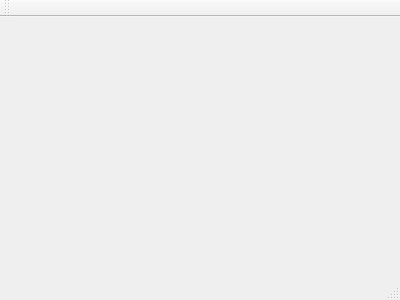
This is mainwindow.ui in thejoggeli/juliabrot as Qt 5 draws it before an edit. The edited form follows.
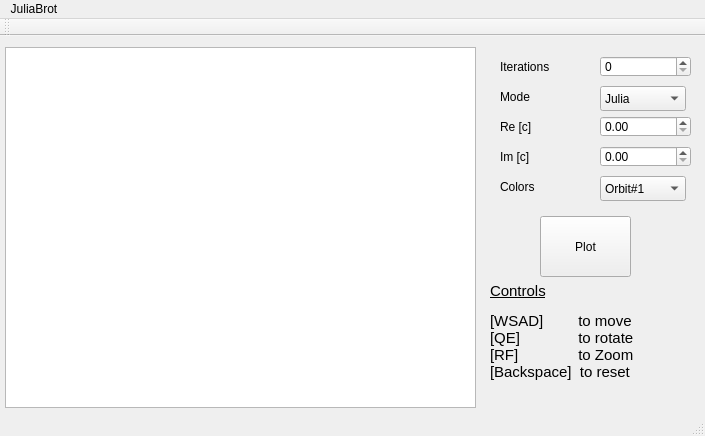
This is the edited form.

Patch:
```diff
--- a/mainwindow.ui
+++ b/mainwindow.ui
@@ -1,24 +1,258 @@
 <ui version="4.0">
  <class>MainWindow</class>
- <widget class="QMainWindow" name="MainWindow" >
-  <property name="geometry" >
+ <widget class="QMainWindow" name="MainWindow">
+  <property name="geometry">
    <rect>
     <x>0</x>
     <y>0</y>
-    <width>400</width>
-    <height>300</height>
+    <width>705</width>
+    <height>436</height>
    </rect>
   </property>
   <property name="windowTitle" >
    <string>MainWindow</string>
   </property>
-  <widget class="QMenuBar" name="menuBar" />
-  <widget class="QToolBar" name="mainToolBar" />
-  <widget class="QWidget" name="centralWidget" />
-  <widget class="QStatusBar" name="statusBar" />
+  <widget class="QWidget" name="centralWidget">
+   <widget class="QGraphicsView" name="graphicsView">
+    <property name="geometry">
+     <rect>
+      <x>5</x>
+      <y>11</y>
+      <width>471</width>
+      <height>361</height>
+     </rect>
+    </property>
+   </widget>
+   <widget class="QLabel" name="label">
+    <property name="geometry">
+     <rect>
+      <x>500</x>
+      <y>20</y>
+      <width>71</width>
+      <height>21</height>
+     </rect>
+    </property>
+    <property name="maximumSize">
+     <size>
+      <width>230</width>
+      <height>30</height>
+     </size>
+    </property>
+    <property name="text">
+     <string>Iterations</string>
+    </property>
+   </widget>
+   <widget class="QLabel" name="label_2">
+    <property name="geometry">
+     <rect>
+      <x>490</x>
+      <y>240</y>
+      <width>201</width>
+      <height>111</height>
+     </rect>
+    </property>
+    <property name="maximumSize">
+     <size>
+      <width>5000</width>
+      <height>5000</height>
+     </size>
+    </property>
+    <property name="text">
+     <string>&lt;!DOCTYPE HTML PUBLIC &quot;-//W3C//DTD HTML 4.0//EN&quot; &quot;http://www.w3.org/TR/REC-html40/strict.dtd&quot;&gt;
+&lt;html&gt;&lt;head&gt;&lt;meta name=&quot;qrichtext&quot; content=&quot;1&quot; /&gt;&lt;style type=&quot;text/css&quot;&gt;
+p, li { white-space: pre-wrap; }
+&lt;/style&gt;&lt;/head&gt;&lt;body style=&quot; font-family:'Ubuntu'; font-size:11pt; font-weight:400; font-style:normal;&quot;&gt;
+&lt;p style=&quot; margin-top:12px; margin-bottom:12px; margin-left:0px; margin-right:0px; -qt-block-indent:0; text-indent:0px;&quot;&gt;&lt;span style=&quot; text-decoration: underline;&quot;&gt;Controls&lt;/span&gt;&lt;/p&gt;
+&lt;p style=&quot; margin-top:12px; margin-bottom:12px; margin-left:0px; margin-right:0px; -qt-block-indent:0; text-indent:0px;&quot;&gt;[WSAD] 	  to move&lt;br /&gt;[QE] 	  to rotate&lt;br /&gt;[RF] 	  to Zoom&lt;br /&gt;[Backspace]  to reset &lt;/p&gt;&lt;/body&gt;&lt;/html&gt;</string>
+    </property>
+   </widget>
+   <widget class="QSpinBox" name="spinBox">
+    <property name="geometry">
+     <rect>
+      <x>600</x>
+      <y>20</y>
+      <width>91</width>
+      <height>21</height>
+     </rect>
+    </property>
+   </widget>
+   <widget class="QLabel" name="label_3">
+    <property name="geometry">
+     <rect>
+      <x>500</x>
+      <y>50</y>
+      <width>71</width>
+      <height>21</height>
+     </rect>
+    </property>
+    <property name="maximumSize">
+     <size>
+      <width>230</width>
+      <height>30</height>
+     </size>
+    </property>
+    <property name="text">
+     <string>Mode</string>
+    </property>
+   </widget>
+   <widget class="QLabel" name="label_4">
+    <property name="geometry">
+     <rect>
+      <x>500</x>
+      <y>80</y>
+      <width>71</width>
+      <height>21</height>
+     </rect>
+    </property>
+    <property name="maximumSize">
+     <size>
+      <width>230</width>
+      <height>30</height>
+     </size>
+    </property>
+    <property name="text">
+     <string>Re [c]</string>
+    </property>
+   </widget>
+   <widget class="QLabel" name="label_5">
+    <property name="geometry">
+     <rect>
+      <x>500</x>
+      <y>110</y>
+      <width>71</width>
+      <height>21</height>
+     </rect>
+    </property>
+    <property name="maximumSize">
+     <size>
+      <width>230</width>
+      <height>30</height>
+     </size>
+    </property>
+    <property name="text">
+     <string>Im [c]</string>
+    </property>
+   </widget>
+   <widget class="QLabel" name="label_6">
+    <property name="geometry">
+     <rect>
+      <x>500</x>
+      <y>140</y>
+      <width>71</width>
+      <height>21</height>
+     </rect>
+    </property>
+    <property name="maximumSize">
+     <size>
+      <width>230</width>
+      <height>30</height>
+     </size>
+    </property>
+    <property name="text">
+     <string>Colors</string>
+    </property>
+   </widget>
+   <widget class="QDoubleSpinBox" name="doubleSpinBox_2">
+    <property name="geometry">
+     <rect>
+      <x>600</x>
+      <y>110</y>
+      <width>91</width>
+      <height>21</height>
+     </rect>
+    </property>
+   </widget>
+   <widget class="QDoubleSpinBox" name="doubleSpinBox_3">
+    <property name="geometry">
+     <rect>
+      <x>600</x>
+      <y>80</y>
+      <width>91</width>
+      <height>21</height>
+     </rect>
+    </property>
+   </widget>
+   <widget class="QComboBox" name="comboBox">
+    <property name="geometry">
+     <rect>
+      <x>600</x>
+      <y>50</y>
+      <width>86</width>
+      <height>25</height>
+     </rect>
+    </property>
+    <item>
+     <property name="text">
+      <string>Julia</string>
+     </property>
+    </item>
+    <item>
+     <property name="text">
+      <string>Mandelbrot</string>
+     </property>
+    </item>
+   </widget>
+   <widget class="QComboBox" name="comboBox_2">
+    <property name="geometry">
+     <rect>
+      <x>600</x>
+      <y>140</y>
+      <width>86</width>
+      <height>25</height>
+     </rect>
+    </property>
+    <item>
+     <property name="text">
+      <string>Orbit#1</string>
+     </property>
+    </item>
+    <item>
+     <property name="text">
+      <string>Orbit#2</string>
+     </property>
+    </item>
+   </widget>
+   <widget class="QPushButton" name="pushButton">
+    <property name="geometry">
+     <rect>
+      <x>540</x>
+      <y>180</y>
+      <width>91</width>
+      <height>61</height>
+     </rect>
+    </property>
+    <property name="text">
+     <string>Plot</string>
+    </property>
+   </widget>
+  </widget>
+  <widget class="QMenuBar" name="menuBar">
+   <property name="geometry">
+    <rect>
+     <x>0</x>
+     <y>0</y>
+     <width>705</width>
+     <height>22</height>
+    </rect>
+   </property>
+   <widget class="QMenu" name="menuJuliaBrot">
+    <property name="title">
+     <string>JuliaBrot</string>
+    </property>
+   </widget>
+   <addaction name="menuJuliaBrot"/>
+  </widget>
+  <widget class="QToolBar" name="mainToolBar">
+   <attribute name="toolBarArea">
+    <enum>TopToolBarArea</enum>
+   </attribute>
+   <attribute name="toolBarBreak">
+    <bool>false</bool>
+   </attribute>
+  </widget>
+  <widget class="QStatusBar" name="statusBar"/>
  </widget>
- <layoutDefault spacing="6" margin="11" />
- <pixmapfunction></pixmapfunction>
+ <layoutdefault spacing="6" margin="11"/>
  <resources/>
  <connections/>
 </ui>
```
Left out of the diff: 3 changed lines with no effect on the pictures.
